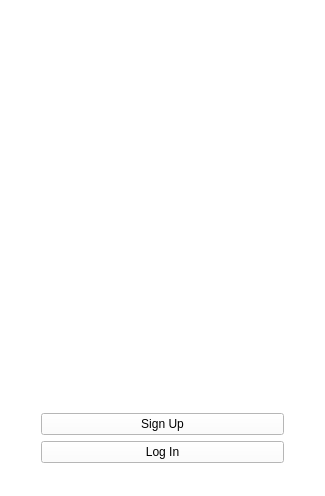
This is SignUpWindow.ui in Tomkode/RedditClone as Qt 5 draws it before an edit. The edited form follows.
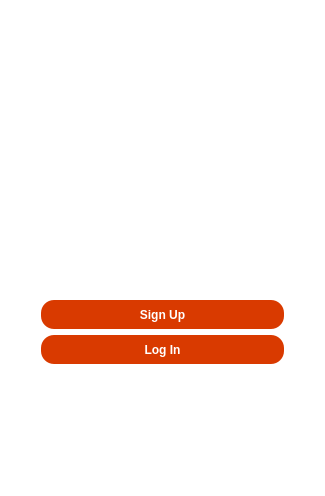
This is the edited form.

Commit message: sign up window improved Problems: -error labels dont display properly long text -error when switching between windows.

```diff
--- a/SignUpWindow.ui
+++ b/SignUpWindow.ui
@@ -29,7 +29,7 @@
    <string notr="true">background-color: rgb(255, 255, 255);</string>
   </property>
   <widget class="QWidget" name="centralWidget">
-   <layout class="QHBoxLayout" name="horizontalLayout_2">
+   <layout class="QVBoxLayout" name="verticalLayout_3">
     <item>
      <layout class="QHBoxLayout" name="horizontalLayout">
       <item>
@@ -55,6 +55,9 @@
           <property name="orientation">
            <enum>Qt::Vertical</enum>
           </property>
+          <property name="sizeType">
+           <enum>QSizePolicy::Fixed</enum>
+          </property>
           <property name="sizeHint" stdset="0">
            <size>
             <width>20</width>
@@ -91,74 +94,58 @@
           </property>
          </widget>
         </item>
+        <item>
+         <spacer name="verticalSpacer_4">
+          <property name="orientation">
+           <enum>Qt::Vertical</enum>
+          </property>
+          <property name="sizeHint" stdset="0">
+           <size>
+            <width>20</width>
+            <height>40</height>
+           </size>
+          </property>
+         </spacer>
+        </item>
         <item>
          <layout class="QVBoxLayout" name="verticalLayout">
           <item>
-           <spacer name="verticalSpacer_2">
-            <property name="orientation">
-             <enum>Qt::Vertical</enum>
-            </property>
-            <property name="sizeType">
-             <enum>QSizePolicy::Fixed</enum>
-            </property>
-            <property name="sizeHint" stdset="0">
-             <size>
-              <width>20</width>
-              <height>40</height>
-             </size>
-            </property>
-           </spacer>
-          </item>
-          <item>
-           <widget class="QLabel" name="userNameErrorLabel">
-            <property name="text">
-             <string/>
-            </property>
-           </widget>
-          </item>
-          <item>
-           <widget class="QLabel" name="emailErrorLabel">
-            <property name="text">
-             <string/>
-            </property>
-           </widget>
-          </item>
-          <item>
-           <widget class="QLabel" name="passwordErrorLabel">
-            <property name="text">
-             <string/>
-            </property>
-           </widget>
-          </item>
-          <item>
-           <widget class="QLabel" name="confirmPasswordErrorLabel">
-            <property name="text">
-             <string/>
-            </property>
-           </widget>
+           <layout class="QVBoxLayout" name="lineEditLayout"/>
           </item>
           <item>
            <spacer name="verticalSpacer">
             <property name="orientation">
              <enum>Qt::Vertical</enum>
             </property>
+            <property name="sizeType">
+             <enum>QSizePolicy::Maximum</enum>
+            </property>
             <property name="sizeHint" stdset="0">
              <size>
               <width>20</width>
-              <height>40</height>
+              <height>20</height>
              </size>
             </property>
            </spacer>
           </item>
-          <item>
-           <widget class="QLabel" name="generalErrorLabel">
-            <property name="text">
-             <string/>
-            </property>
-           </widget>
-          </item>
           <item>
            <widget class="QPushButton" name="signUpButton">
+            <property name="minimumSize">
+             <size>
+              <width>0</width>
+              <height>29</height>
+             </size>
+            </property>
+            <property name="styleSheet">
+             <string notr="true">QPushButton {
+    background-color:#d93a00; /* Set the background color */
+    color: white; /* Set the text color */
+	border: none;
+    border-radius: 13px;
+	font-size: 12px;
+	font-weight: bold;
+}</string>
+            </property>
             <property name="text">
              <string>Sign Up</string>
             </property>
@@ -166,11 +153,40 @@
           </item>
           <item>
            <widget class="QPushButton" name="logInButton">
+            <property name="minimumSize">
+             <size>
+              <width>0</width>
+              <height>29</height>
+             </size>
+            </property>
+            <property name="styleSheet">
+             <string notr="true">QPushButton {
+    background-color:#d93a00; /* Set the background color */
+    color: white; /* Set the text color */
+	border: none;
+    border-radius: 13px;
+	font-size: 12px;
+	font-weight: bold;
+}</string>
+            </property>
             <property name="text">
              <string>Log In</string>
             </property>
            </widget>
           </item>
+          <item>
+           <spacer name="verticalSpacer_2">
+            <property name="orientation">
+             <enum>Qt::Vertical</enum>
+            </property>
+            <property name="sizeHint" stdset="0">
+             <size>
+              <width>20</width>
+              <height>40</height>
+             </size>
+            </property>
+           </spacer>
+          </item>
          </layout>
         </item>
        </layout>
```
The commit also changes 55 other files.
